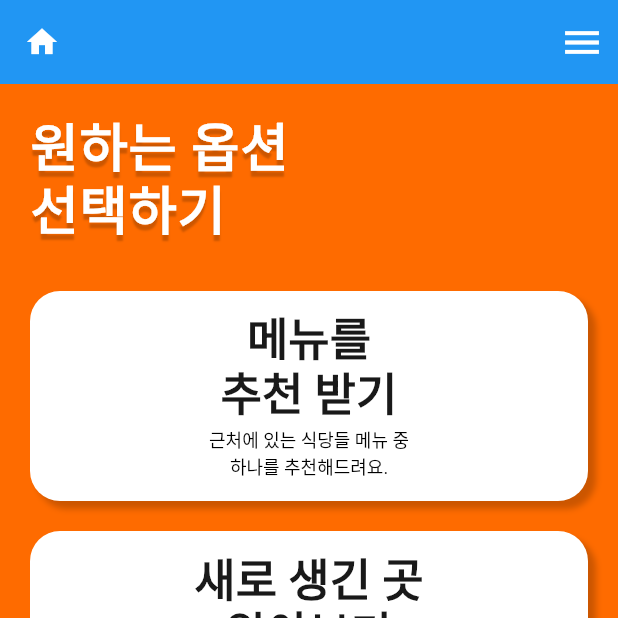
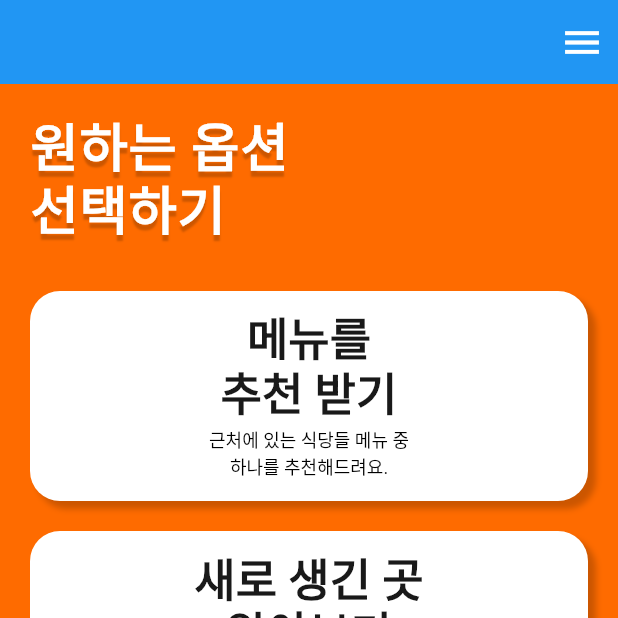
Before and after one commit to jeongmi97/JMC_Project, a Flutter app: the screen it shows after launch, on a phone screen of 412 x 824 dp, the top half of it. Run offline on Flutter 3.47's test engine with Material 3 defaults, Android fonts, the phone set to English and light mode, and no system bars; our stand-ins replace flutter_secure_storage, geolocator, google_sign_in; missing offline and left inert: sign_button.

Commit message:
추천 메뉴 화면 구성 1차

```diff
--- a/lib/main.dart
+++ b/lib/main.dart
@@ -42,7 +42,11 @@
                 ),
               ],
             ),
-            displaySmall: TextStyle(),
+            displaySmall: TextStyle(
+              color: Colors.white,
+              fontWeight: FontWeight.w700,
+              fontSize: 20,
+            ),
             headlineLarge: TextStyle(
               color: Color.fromRGBO(0, 0, 0, 0.9),
               fontSize: 30,
--- a/lib/screens/home_screen.dart
+++ b/lib/screens/home_screen.dart
@@ -15,7 +15,7 @@ class HomeScreen extends StatelessWidget {
           backgroundColor: Theme.of(context).primaryColor,
           appBar: AppBar(
             elevation: 0,
-            leading: IconButton(onPressed: () {}, icon: const Icon(Icons.home)),
+            automaticallyImplyLeading: false,
             actions: const [
               // 팝업 메뉴 위젯 분리
               PopupMenuButtonWidget(),
@@ -41,15 +41,15 @@ class HomeScreen extends StatelessWidget {
                       HomeButtonWidget(
                           title: "메뉴를\n추천 받기",
                           comment: "근처에 있는 식당들 메뉴 중\n하나를 추천해드려요.",
-                          root: "/"),
+                          root: "/menu"),
                       HomeButtonWidget(
                           title: "새로 생긴 곳\n알아보기",
                           comment: "근처에 있는 식당들 중 새로 오픈한 곳을\n알려드려요.",
-                          root: "/"),
+                          root: "/menu"),
                       HomeButtonWidget(
                           title: "지도로\n근처 맛집 찾기",
                           comment: "지도를 보며 맛집을 고를 수 있어요.",
-                          root: "/"),
+                          root: "/menu"),
                     ],
                   ),
                 ),
--- a/lib/widgets/home_button_widget.dart
+++ b/lib/widgets/home_button_widget.dart
@@ -14,7 +14,9 @@ class HomeButtonWidget extends StatelessWidget {
     final bodySmallCopy =
         Theme.of(context).textTheme.bodySmall!.copyWith(color: Colors.black);
 
-    return Container(
+    return GestureDetector(
+      onTap: () => Navigator.pushNamed(context, root),
+      child: Container(
         margin: const EdgeInsets.symmetric(vertical: 10),
         padding: const EdgeInsets.symmetric(vertical: 15),
         alignment: Alignment.center,
@@ -27,8 +29,10 @@ class HomeButtonWidget extends StatelessWidget {
             BoxShadow(
               blurRadius: 3,
               color: Color.fromRGBO(0, 0, 0, 0.2),
-                  offset: Offset(5, 5))
-            ]),
+              offset: Offset(5, 5),
+            ),
+          ],
+        ),
         child: Column(
           children: [
             Text(
@@ -45,6 +49,8 @@ class HomeButtonWidget extends StatelessWidget {
               style: bodySmallCopy,
             )
           ],
-        ));
+        ),
+      ),
+    );
   }
 }
```
Also changed, not shown: lib/screens/menu_screen.dart (+73 -2 lines). Lines whose indentation alone changed are shown as unchanged.
